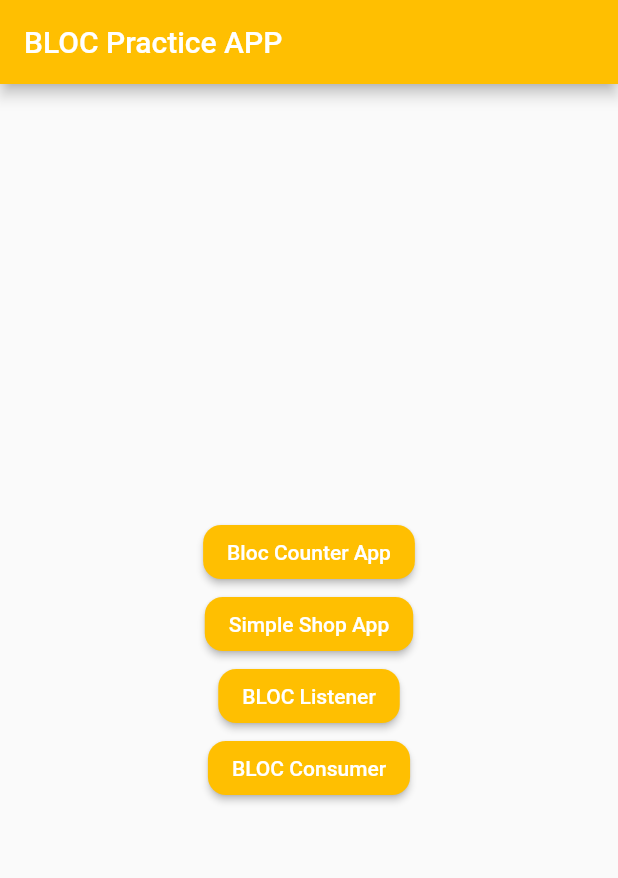
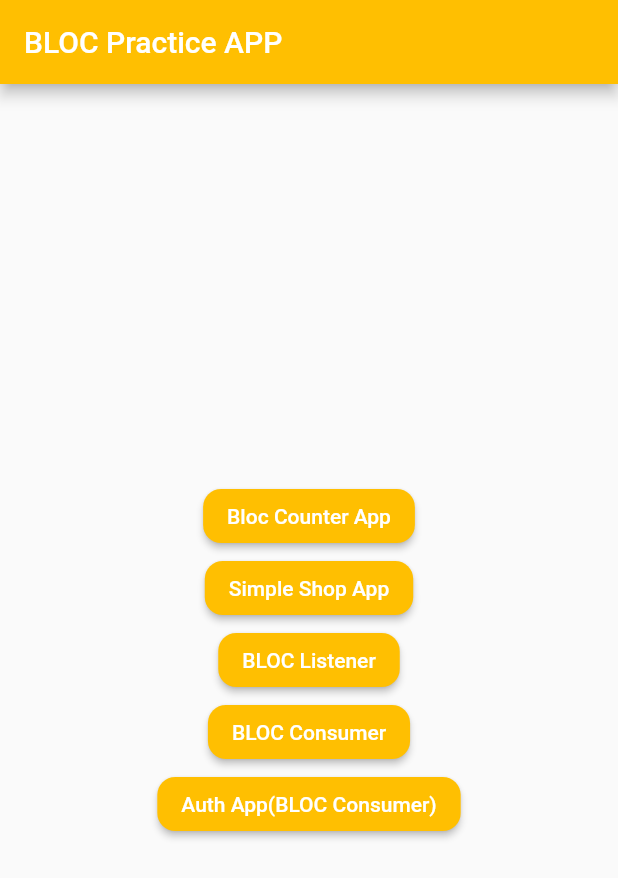
Before and after one commit to lypsisrudiansyah/bloc_practice_app, a Flutter app: the screen it shows after launch, on a phone screen of 412 x 824 dp. Shown: the top 878 px of the screen. Run offline on Flutter 3.47's test engine with Material 2 defaults, Android fonts, the phone set to English and light mode, and no system bars; our stand-ins replace bloc, flutter_bloc.

Commit message:
update home_screen.dart

```diff
--- a/lib/screen/home_screen.dart
+++ b/lib/screen/home_screen.dart
@@ -1,4 +1,5 @@
 import 'package:flutter/material.dart';
+import 'package:practice_bloc_app/screen/authentication_app_with_blocConsumer/login_screen_bc.dart';
 import 'package:practice_bloc_app/screen/bloc_consumer_implementation/bloc_consumer_screen.dart';
 import 'package:practice_bloc_app/screen/bloc_counter_app/counter_app_home.dart';
 import 'package:practice_bloc_app/screen/bloc_listener_implementation/home_bloc_listener.dart';
@@ -44,6 +45,12 @@ class HomeScreen extends StatelessWidget {
                     Navigator.push(context, MaterialPageRoute(builder: (context) => const BlocConsumerScreen()));
                   },
                 ),
+                ButtonVoidFunc(
+                  textButton: "Auth App(BLOC Consumer)",
+                  onPressedCustom: () {
+                    Navigator.push(context, MaterialPageRoute(builder: (context) => const LogiScreenBc()));
+                  },
+                ),
               ],
             ),
           ),
```
